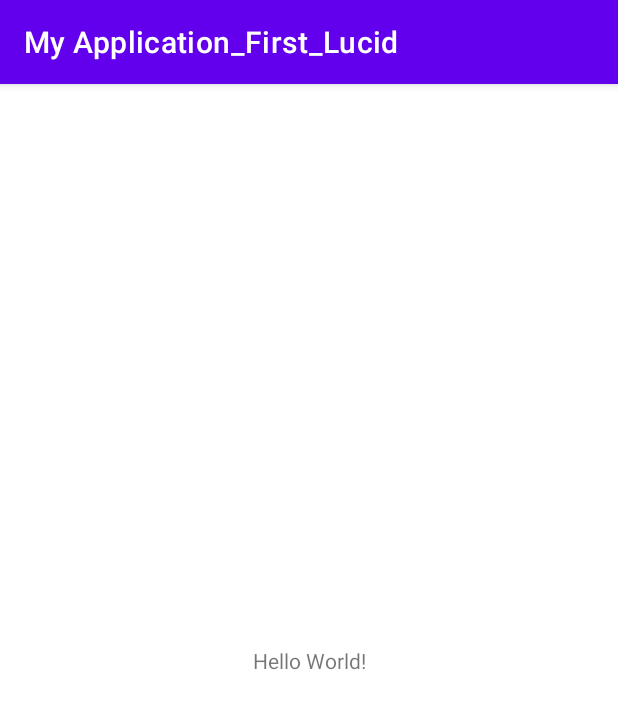
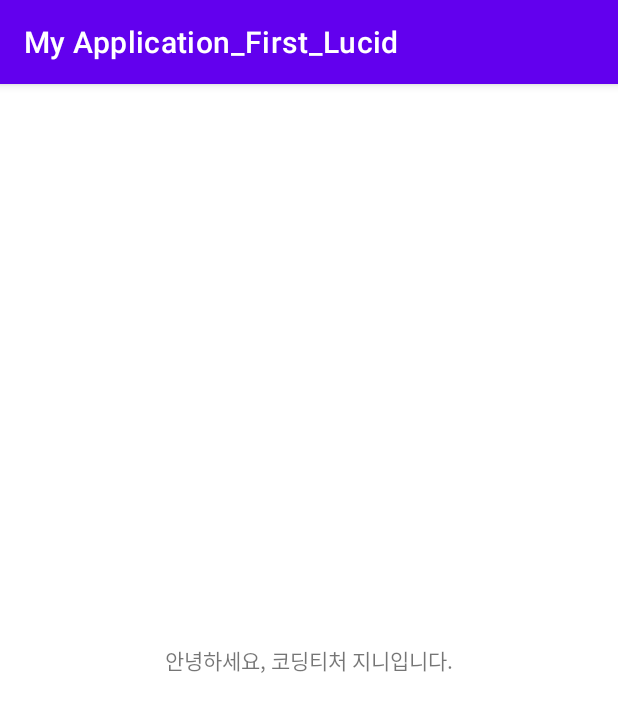
Before and after one commit to userLucid/Application_First_Lucid, an Android app: the screen it shows after launch (MainActivity), on a phone screen of 412 x 824 dp. Shown: the top 712 px of the screen. Run offline under Robolectric (Android 15) with nearby library versions, the phone set to English and light mode, and no system bars.

Commit message:
환영 문구 변경

```diff
--- a/app/src/main/res/layout/activity_main.xml
+++ b/app/src/main/res/layout/activity_main.xml
@@ -9,7 +9,7 @@
     <TextView
         android:layout_width="wrap_content"
         android:layout_height="wrap_content"
-        android:text="Hello World!"
+        android:text="안녕하세요, 코딩티처 지니입니다."
         app:layout_constraintBottom_toBottomOf="parent"
         app:layout_constraintLeft_toLeftOf="parent"
         app:layout_constraintRight_toRightOf="parent"
```
